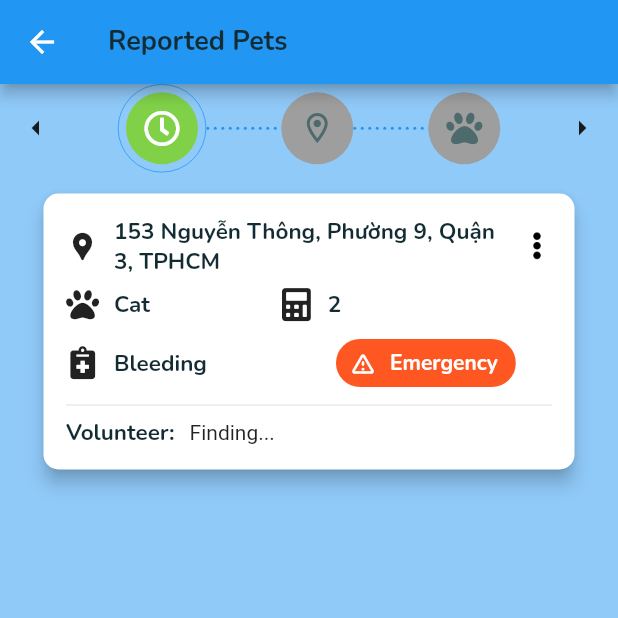
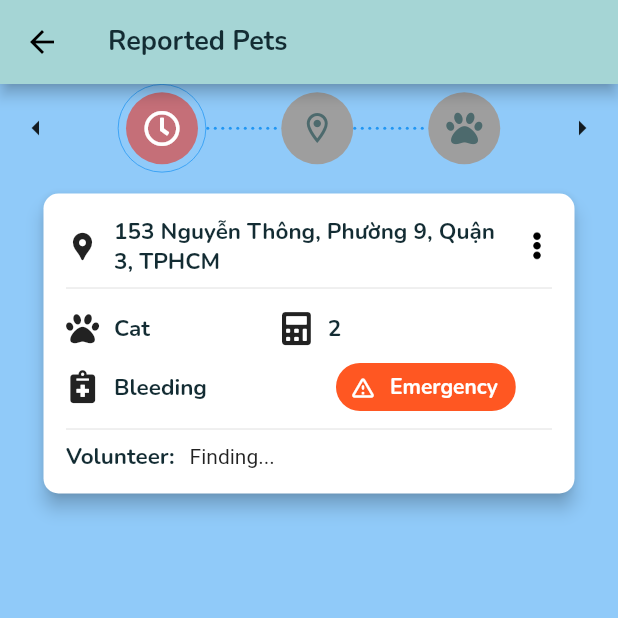
Before and after one commit to ageha-chou/pet-rescue, a Flutter app: the AdopterReportScreen screen opened by its route, on a phone screen of 412 x 824 dp, the top half of it. Run offline on Flutter 3.47's test engine with Material 2 defaults, Android fonts, the phone set to English and light mode, and no system bars; drawn by our look-alikes of animated_text_kit; our stand-ins replace font_awesome_flutter, geocoding, geolocator, get, google_maps_flutter, im_stepper and 1 more; missing offline and left inert: dropdown_below, images_picker; accounts and stored records are empty.

Commit message:
added appbar iconTheme

```diff
--- a/lib/main.dart
+++ b/lib/main.dart
@@ -22,6 +22,10 @@ class MyApp extends StatelessWidget {
         primaryColor: Color.fromRGBO(165, 213, 213, 1),
         backgroundColor: Color.fromRGBO(253, 246, 240, 1),
         appBarTheme: AppBarTheme(
+          backgroundColor: Color.fromRGBO(165, 213, 213, 1),
+          iconTheme: IconThemeData(
+            color: Colors.black, //change your color here
+          ),
           titleTextStyle: TextStyle(
             fontFamily: 'Nunito',
             fontSize: 18,
--- a/lib/models/user.dart
+++ b/lib/models/user.dart
@@ -12,4 +12,10 @@ class User {
     required this.fullName,
     required this.role,
   });
+
+  String get username {
+    List<String> nameParts = fullName.split(" ");
+    int length = nameParts.length;
+    return nameParts[length - 2] + " " + nameParts[length - 1];
+  }
 }
--- a/lib/modules/adopter_report/adopter_report_screen.dart
+++ b/lib/modules/adopter_report/adopter_report_screen.dart
@@ -12,13 +12,14 @@ class AdopterReportScreen extends GetView<AdopterReportController> {
     return Scaffold(
       backgroundColor: Theme.of(context).backgroundColor,
       appBar: AppBar(
+        backgroundColor: Theme.of(context).primaryColor,
         title: Text('Reported Pets'),
       ),
       body: Obx(
         () => Column(
           children: [
             IconStepper(
-              activeStepColor: Color(0xFF80D148),
+              activeStepColor: const Color.fromRGBO(210, 88, 88, 0.8),
               icons: [
                 Icon(
                   FontAwesomeIcons.clock,
@@ -70,25 +71,6 @@ class AdopterReportScreen extends GetView<AdopterReportController> {
                 petType: controller.report.petType,
                 quantity: controller.report.quantity.toString(),
                 healthCondition: controller.report.healCondition,
-                volunteer: Row(
-                  children: [
-                    Flexible(
-                      child: Text(
-                        'Volunteer:',
-                        maxLines: 1,
-                        overflow: TextOverflow.ellipsis,
-                        style: Theme.of(context).textTheme.headline6,
-                      ),
-                    ),
-                    const SizedBox(width: 10),
-                    AnimatedTextKit(
-                      animatedTexts: [
-                        WavyAnimatedText('Finding...'),
-                      ],
-                      repeatForever: true,
-                    ),
-                  ],
-                ),
               ),
             ],
           ),
@@ -102,32 +84,8 @@ class AdopterReportScreen extends GetView<AdopterReportController> {
               petType: controller.report.petType,
               quantity: controller.report.quantity.toString(),
               healthCondition: controller.report.healCondition,
-              volunteer: Row(
-                children: [
-                  CircleAvatar(
-                    child: Icon(Icons.person),
-                    backgroundColor: Theme.of(context).primaryColor,
-                  ),
-                  const SizedBox(width: 10),
-                  Column(
-                    crossAxisAlignment: CrossAxisAlignment.start,
-                    children: [
-                      Text(
-                        'Volunteer name',
-                        maxLines: 1,
-                        overflow: TextOverflow.ellipsis,
-                        style: Theme.of(context).textTheme.headline6,
-                      ),
-                      Text(
-                        '2km away',
-                        maxLines: 1,
-                        overflow: TextOverflow.ellipsis,
-                        style: Theme.of(context).textTheme.subtitle2,
-                      ),
-                    ],
-                  ),
-                ],
-              ),
+              volunteer: _buildVolunteer(context,
+                  volunteerName: 'Volunteer Name', subTitle: '2km away'),
               acceptWidget: Row(
                 children: [
                   Flexible(
@@ -170,31 +128,10 @@ class AdopterReportScreen extends GetView<AdopterReportController> {
               petType: controller.report.petType,
               quantity: controller.report.quantity.toString(),
               healthCondition: controller.report.healCondition,
-              volunteer: Row(
-                children: [
-                  CircleAvatar(
-                    child: Icon(Icons.person),
-                    backgroundColor: Theme.of(context).primaryColor,
-                  ),
-                  const SizedBox(width: 10),
-                  Column(
-                    crossAxisAlignment: CrossAxisAlignment.start,
-                    children: [
-                      Text(
-                        'Volunteer name',
-                        maxLines: 1,
-                        overflow: TextOverflow.ellipsis,
-                        style: Theme.of(context).textTheme.headline6,
-                      ),
-                      Text(
-                        '2km to the pet center',
-                        maxLines: 1,
-                        overflow: TextOverflow.ellipsis,
-                        style: Theme.of(context).textTheme.subtitle2,
-                      ),
-                    ],
-                  ),
-                ],
+              volunteer: _buildVolunteer(
+                context,
+                volunteerName: 'Volunteer Name',
+                subTitle: '2km to go to the Center',
               ),
               acceptWidget: Row(
                 children: [
@@ -238,7 +175,7 @@ class AdopterReportScreen extends GetView<AdopterReportController> {
       required String petType,
       required String quantity,
       required String healthCondition,
-      required Widget volunteer,
+      Widget? volunteer,
       Widget? acceptWidget}) {
     return InkWell(
       onTap: () {
@@ -252,42 +189,24 @@ class AdopterReportScreen extends GetView<AdopterReportController> {
         child: Padding(
           padding: EdgeInsets.all(15.0),
           child: Column(
+            mainAxisSize: MainAxisSize.min,
             children: [
               Row(
                 children: [
-                  Icon(
-                    Icons.location_pin,
-                    size: 22,
-                  ),
-                  const SizedBox(width: 10),
-                  Flexible(
-                    child: Text(
-                      location,
-                      maxLines: 2,
-                      overflow: TextOverflow.ellipsis,
-                      style: Theme.of(context).textTheme.headline6,
-                    ),
-                  ),
+                  if (volunteer == null) ...[
+                    const SizedBox(height: 8),
+                    ..._buildLocation(context, location),
+                    _buildPopupMenu(),
+                  ],
                   // Spacer(),
-                  PopupMenuButton(
-                    child: Container(
-                      height: 20,
-                      margin: EdgeInsets.only(
-                        left: 5,
-                      ),
-                      child: AspectRatio(
-                        aspectRatio: 1 / 1,
-                        child: Image.asset('assets/images/kebab_menu.png'),
-                      ),
-                    ),
-                    itemBuilder: (ctx) => [
-                      const PopupMenuItem(
-                        child: Text('Cancel'),
-                      ),
-                    ],
-                  ),
                 ],
               ),
+              if (volunteer != null) volunteer,
+              Divider(),
+              if (volunteer != null)
+                Row(
+                  children: _buildLocation(context, location),
+                ),
               const SizedBox(height: 8),
               Row(
                 children: [
@@ -309,7 +228,8 @@ class AdopterReportScreen extends GetView<AdopterReportController> {
                     FontAwesomeIcons.calculator,
                     size: 22,
                   ),
-                  const SizedBox(width: 10),
+                  const SizedBox(width: 5),
+                  const SizedBox(width: 5),
                   Flexible(
                     child: Text(
                       quantity,
@@ -363,8 +283,28 @@ class AdopterReportScreen extends GetView<AdopterReportController> {
                     ),
                 ],
               ),
-              Divider(),
-              volunteer,
+              if (volunteer == null) ...[
+                Divider(),
+                Row(
+                  children: [
+                    Flexible(
+                      child: Text(
+                        'Volunteer:',
+                        maxLines: 1,
+                        overflow: TextOverflow.ellipsis,
+                        style: Theme.of(context).textTheme.headline6,
+                      ),
+                    ),
+                    const SizedBox(width: 10),
+                    AnimatedTextKit(
+                      animatedTexts: [
+                        WavyAnimatedText('Finding...'),
+                      ],
+                      repeatForever: true,
+                    ),
+                  ],
+                ),
+              ],
               if (acceptWidget != null) ...[
                 Divider(),
                 acceptWidget,
@@ -375,4 +315,74 @@ class AdopterReportScreen extends GetView<AdopterReportController> {
       ),
     );
   }
+
+  Widget _buildVolunteer(BuildContext context,
+      {required volunteerName, required subTitle}) {
+    return Row(
+      children: [
+        CircleAvatar(
+          child: Icon(Icons.person),
+          backgroundColor: Theme.of(context).primaryColor,
+        ),
+        const SizedBox(width: 10),
+        Column(
+          crossAxisAlignment: CrossAxisAlignment.start,
+          children: [
+            Text(
+              volunteerName,
+              maxLines: 1,
+              overflow: TextOverflow.ellipsis,
+              style: Theme.of(context).textTheme.headline6,
+            ),
+            Text(
+              subTitle,
+              maxLines: 1,
+              overflow: TextOverflow.ellipsis,
+              style: Theme.of(context).textTheme.subtitle2,
+            ),
+          ],
+        ),
+        Spacer(),
+        _buildPopupMenu(),
+      ],
+    );
+  }
+
+  Widget _buildPopupMenu() {
+    return PopupMenuButton(
+      child: Container(
+        height: 20,
+        margin: EdgeInsets.only(
+          left: 5,
+        ),
+        child: AspectRatio(
+          aspectRatio: 1 / 1,
+          child: Image.asset('assets/images/kebab_menu.png'),
+        ),
+      ),
+      itemBuilder: (ctx) => [
+        const PopupMenuItem(
+          child: Text('Cancel'),
+        ),
+      ],
+    );
+  }
+
+  List<Widget> _buildLocation(BuildContext context, String location) {
+    return [
+      Icon(
+        Icons.location_pin,
+        size: 22,
+      ),
+      const SizedBox(width: 10),
+      Flexible(
+        child: Text(
+          location,
+          maxLines: 2,
+          overflow: TextOverflow.ellipsis,
+          style: Theme.of(context).textTheme.headline6,
+        ),
+      ),
+    ];
+  }
 }
--- a/lib/modules/home/tabs/home_tab.dart
+++ b/lib/modules/home/tabs/home_tab.dart
@@ -4,7 +4,7 @@ import 'package:pet_rescue/data/roles.dart';
 import 'package:pet_rescue/models/user.dart';
 import 'package:pet_rescue/modules/home/main_controller.dart';
 import 'package:pet_rescue/modules/pets_list/pets_list_screen.dart';
-import 'package:pet_rescue/modules/volunteer_report/petreport_screens.dart';
+import 'package:pet_rescue/modules/volunteer_report/pet_report_screens.dart';
 import 'package:pet_rescue/routes/app_pages.dart';
 
 class HomeTab extends GetView<MainController> {
@@ -43,7 +43,7 @@ class HomeTab extends GetView<MainController> {
                 label: 'Pet Reports',
                 imageUrl: 'assets/images/report.png',
                 ctx: context,
-                  onTapHandler: () => Get.to(() => PetReport()),
+                onTapHandler: () => Get.to(() => PetReport()),
               ),
             if (user.role == Roles.adopter)
               _buildCard(
@@ -62,7 +62,7 @@ class HomeTab extends GetView<MainController> {
             children: [
               _buildCard(
                 label: 'Become a Volunteer',
-                imageUrl: 'assets/images/volunteer_report.png',
+                imageUrl: 'assets/images/volunteer.png',
                 ctx: context,
               ),
             ],
--- a/lib/modules/report/report_pet_screen.dart
+++ b/lib/modules/report/report_pet_screen.dart
@@ -29,7 +29,10 @@ class ReportPetScreen extends GetView<ReportPetController> {
         actions: [
           IconButton(
             onPressed: () => Get.back(),
-            icon: Icon(Icons.clear),
+            icon: Icon(
+              Icons.clear,
+              color: Colors.black,
+            ),
           ),
         ],
       ),
```
Also changed, not shown: lib/modules/home/main_screen.dart (+5 -4 lines), lib/modules/volunteer_report/pet_waiting_screen.dart (+4 -10 lines), lib/modules/volunteer_report/pet_confirm_screen.dart (renamed from lib/modules/volunteer_report/pet_confrim_screen.dart), lib/modules/volunteer_report/pet_report_screens.dart (renamed from lib/modules/volunteer_report/petreport_screens.dart), pubspec.lock.
